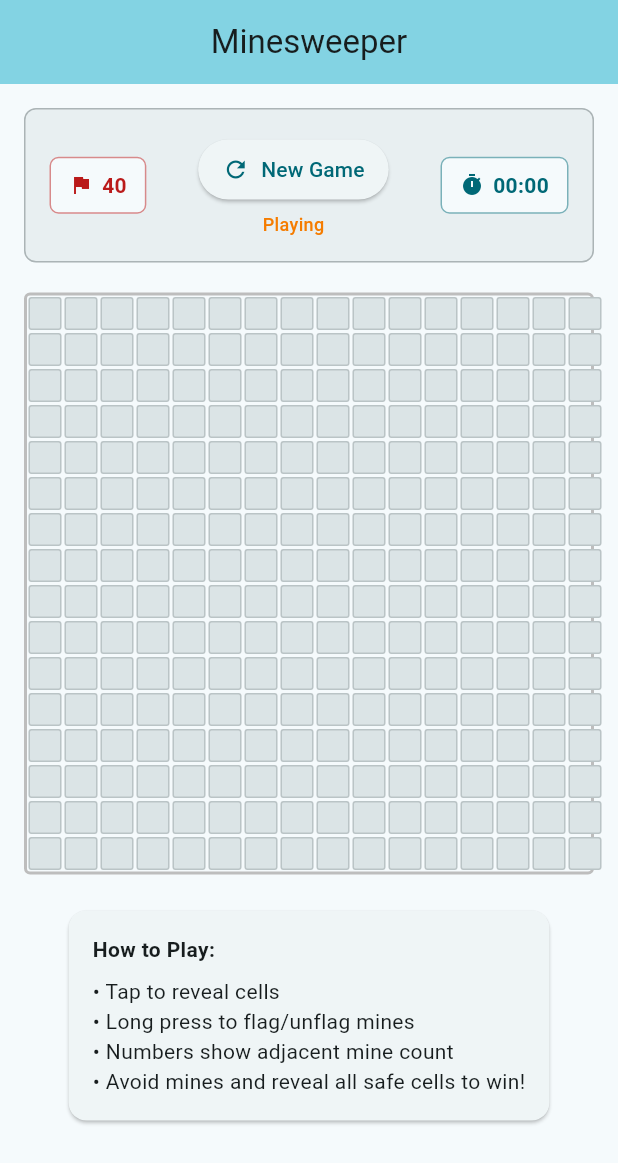
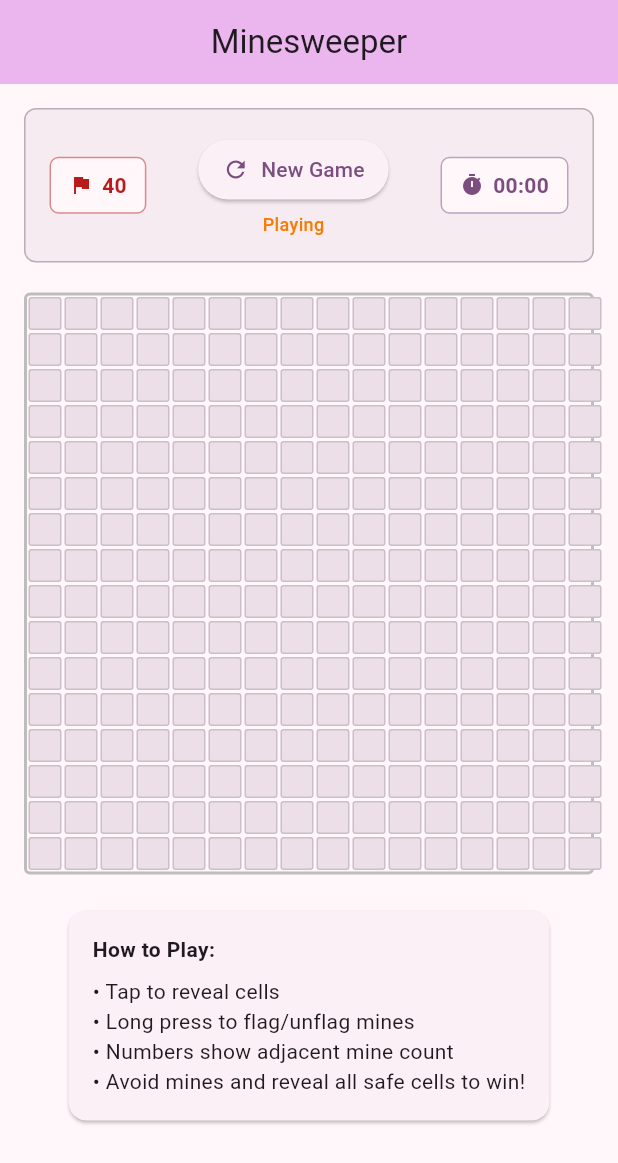
Before and after one commit to BirjuVachhani/mine_sweeper, a Flutter app: the screen it shows after launch, on a phone screen of 412 x 824 dp. Shown: the top 1163 px of the screen. Run offline on Flutter 3.47's test engine with Material 3 defaults, Android fonts, the phone set to English and light mode, and no system bars.

Commit message:
Rollback to message: Change color scheme seed color to purple.

```diff
--- a/lib/main.dart
+++ b/lib/main.dart
@@ -14,14 +14,14 @@ class MinesweeperApp extends StatelessWidget {
       title: 'Minesweeper',
       theme: ThemeData(
         colorScheme: ColorScheme.fromSeed(
-          seedColor: Colors.cyan,
+          seedColor: Colors.purple,
           brightness: Brightness.light,
         ),
         useMaterial3: true,
       ),
       darkTheme: ThemeData(
         colorScheme: ColorScheme.fromSeed(
-          seedColor: Colors.cyan,
+          seedColor: Colors.purple,
           brightness: Brightness.dark,
         ),
         useMaterial3: true,
```
